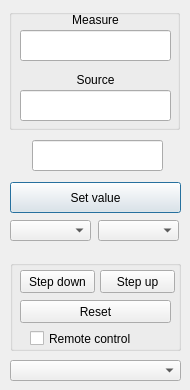
The window that Metrology/CalibratorManagerDialog.ui (whiteman-kr/u7set) describes before a commit, drawn with Qt 5.
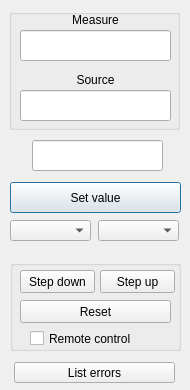
The same window after the commit.

Commit message: List error of calibrator can be showed in a separate window by clicking on the button "List errors" in the window manage calibrator.

```diff
--- a/Metrology/CalibratorManagerDialog.ui
+++ b/Metrology/CalibratorManagerDialog.ui
@@ -258,23 +258,17 @@
     <string/>
    </property>
   </widget>
-  <widget class="QComboBox" name="errorList">
+  <widget class="QPushButton" name="errorButton">
    <property name="geometry">
     <rect>
-     <x>10</x>
-     <y>360</y>
-     <width>171</width>
+     <x>14</x>
+     <y>362</y>
+     <width>161</width>
      <height>21</height>
     </rect>
    </property>
-   <property name="autoFillBackground">
-    <bool>true</bool>
-   </property>
-   <property name="sizeAdjustPolicy">
-    <enum>QComboBox::AdjustToMinimumContentsLength</enum>
-   </property>
-   <property name="minimumContentsLength">
-    <number>1000</number>
+   <property name="text">
+    <string>List errors</string>
    </property>
   </widget>
   <zorder>groupBox_2</zorder>
```
Left out of the diff: 2 changed lines with no effect on the pictures. The commit also changes 4 other files.
